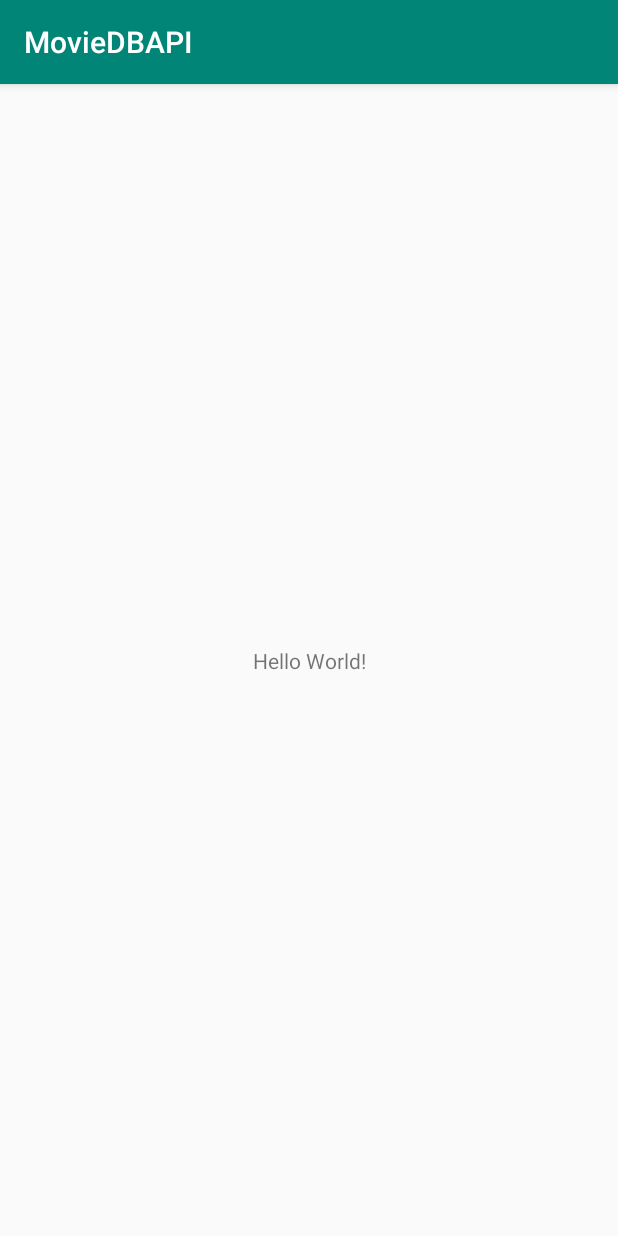
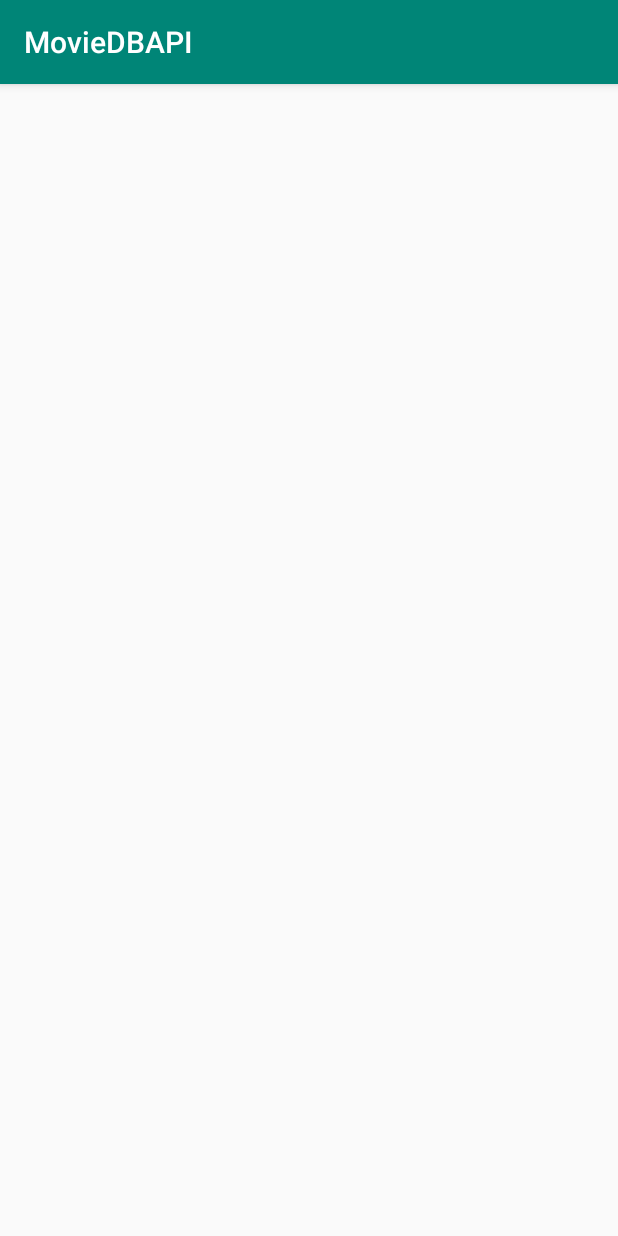
Before and after one commit to carlosfe2014/pruebagit, an Android app: the screen it shows after launch (MainActivity), on a phone screen of 412 x 824 dp. Run offline under Robolectric (Android 15) with nearby library versions, the phone set to English and light mode, and no system bars.

```diff
--- a/MovieDBAPI/app/src/main/java/pe/edu/cibertec/moviedbapi/MainActivity.java
+++ b/MovieDBAPI/app/src/main/java/pe/edu/cibertec/moviedbapi/MainActivity.java
@@ -9,5 +9,11 @@ public class MainActivity extends AppCompatActivity {
     protected void onCreate(Bundle savedInstanceState) {
         super.onCreate(savedInstanceState);
         setContentView(R.layout.activity_main);
+
+
+        //hola
+
+
+
     }
 }
--- a/MovieDBAPI/app/src/main/res/layout/activity_main.xml
+++ b/MovieDBAPI/app/src/main/res/layout/activity_main.xml
@@ -6,13 +6,5 @@
     android:layout_height="match_parent"
     tools:context=".MainActivity">
 
-    <TextView
-        android:layout_width="wrap_content"
-        android:layout_height="wrap_content"
-        android:text="Hello World!"
-        app:layout_constraintBottom_toBottomOf="parent"
-        app:layout_constraintLeft_toLeftOf="parent"
-        app:layout_constraintRight_toRightOf="parent"
-        app:layout_constraintTop_toTopOf="parent" />
 
 </android.support.constraint.ConstraintLayout>
```
